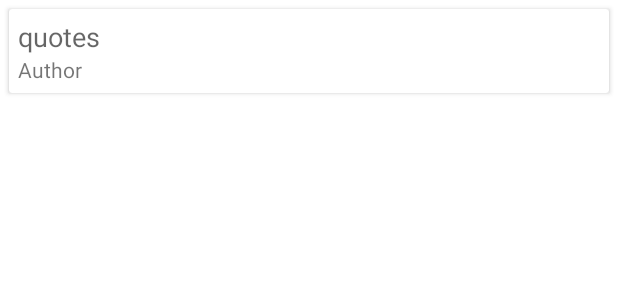
After one commit to Pemrograman-Aplikasi-Bergerak1/quotesApp, an Android app: the layout item_quotes.xml on its own in the app's theme, with its tools: preview values and no code run, on a phone screen of 412 x 824 dp. The commit adds this screen. Shown: the top 300 px of the screen. Run offline under Robolectric (Android 15) with nearby library versions, the phone set to English and light mode, and no system bars.

Commit message:
itemQuotes

```diff
--- a/app/build.gradle
+++ b/app/build.gradle
@@ -28,6 +28,8 @@ android {
 }
 
 dependencies {
+    implementation 'com.squareup.retrofit2:retrofit:2.9.0'
+    implementation 'com.squareup.retrofit2:converter-gson:2.9.0'
 
     implementation 'androidx.appcompat:appcompat:1.5.1'
     implementation 'com.google.android.material:material:1.7.0'
--- a/app/src/main/AndroidManifest.xml
+++ b/app/src/main/AndroidManifest.xml
@@ -1,7 +1,10 @@
 <?xml version="1.0" encoding="utf-8"?>
 <manifest xmlns:android="http://schemas.android.com/apk/res/android"
     xmlns:tools="http://schemas.android.com/tools"
-    package="com.azzar.quotes">
+    package="com.azzar.quotes"
+    >
+    <uses-permission android:name="android.permission.INTERNET"/>
+
 
     <application
         android:allowBackup="true"
--- /dev/null
+++ b/app/src/main/res/layout/item_quotes.xml
@@ -0,0 +1,36 @@
+<?xml version="1.0" encoding="utf-8"?>
+<androidx.cardview.widget.CardView xmlns:android="http://schemas.android.com/apk/res/android"
+    android:layout_width="match_parent"
+    android:layout_height="wrap_content"
+    android:layout_margin="6dp"
+    android:elevation="16dp"
+    >
+<LinearLayout
+    android:layout_width="match_parent"
+    android:layout_height="wrap_content"
+    android:orientation="vertical"
+    android:padding="6dp"
+    >
+
+    <TextView
+        android:id="@+id/tv_quotes"
+        android:layout_width="wrap_content"
+        android:layout_height="wrap_content"
+        android:text="quotes"
+        style="@style/TextAppearance.AppCompat.Medium"
+        android:justificationMode="inter_word"
+
+        />
+
+    <TextView
+        android:id="@+id/tv_author"
+        android:layout_width="wrap_content"
+        android:layout_height="wrap_content"
+        android:text="Author"
+        style="@style/TextAppearance.AppCompat.Small"
+
+
+        />
+
+</LinearLayout>
+</androidx.cardview.widget.CardView>
```
Also changed, not shown: app/src/main/res/layout/activity_main.xml (+18 -8 lines).
